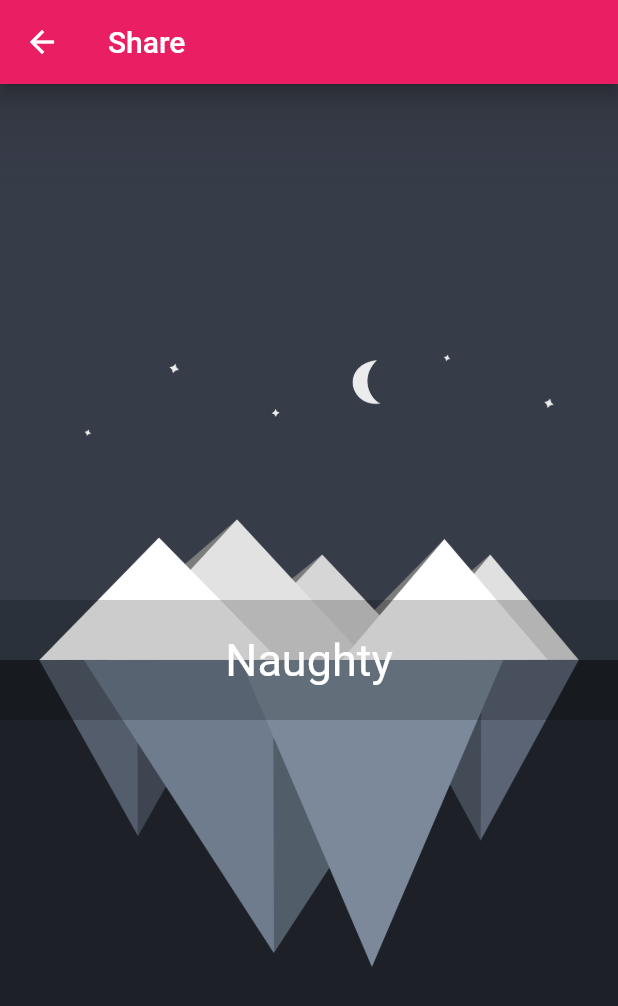
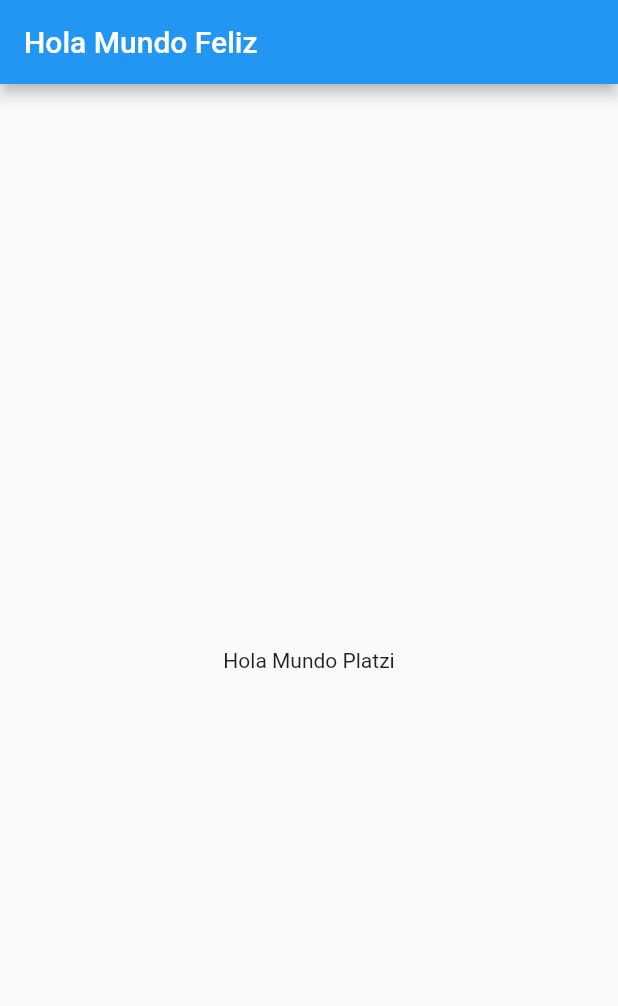
Before and after one commit to LHACK22/platzi_trips_app, a Flutter app: the screen it shows after launch, on a phone screen of 412 x 824 dp. Shown: the top 1006 px of the screen. Run offline on Flutter 3.47's test engine with Material 2 defaults, Android fonts, the phone set to English and light mode, and no system bars.

Commit message:
Hola Mundo

```diff
--- a/lib/main.dart
+++ b/lib/main.dart
@@ -28,34 +28,11 @@ class MyApp extends StatelessWidget {
       ),
       home: Scaffold(
         appBar: AppBar(
-          title: Text("Share"),
-          backgroundColor: Colors.pink,
-          leading: Icon(Icons.arrow_back),
+          title: Text("Hola Mundo Feliz"),
         ),
-        body: Stack(children: <Widget>[
-          Container(
-            decoration: new BoxDecoration(
-              image: DecorationImage(
-                image: AssetImage("assets/iceberg.png"),
-                fit: BoxFit.cover,
-              )
-            )
-          ),
-           Center(
-              child: Container(
-                child: Text(
-                  "Naughty",
-                  style: TextStyle(
-                    fontSize: 30,
-                    color: Colors.white,
-                  ),
-                ),
-                color: Colors.black.withOpacity(0.2),
-                alignment: Alignment.center,
-                height: 80,
-              ),
-            ),
-        ]),
+        body: Center(
+          child: Text("Hola Mundo Platzi"),
+        )
       )
     );
   }
```
